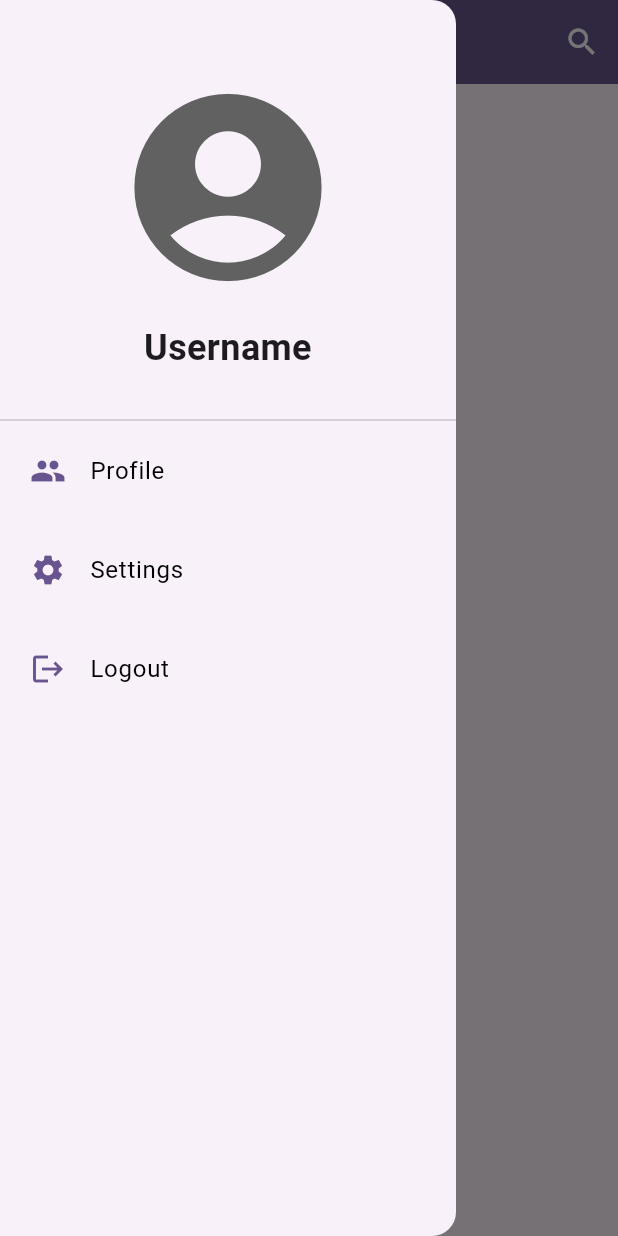
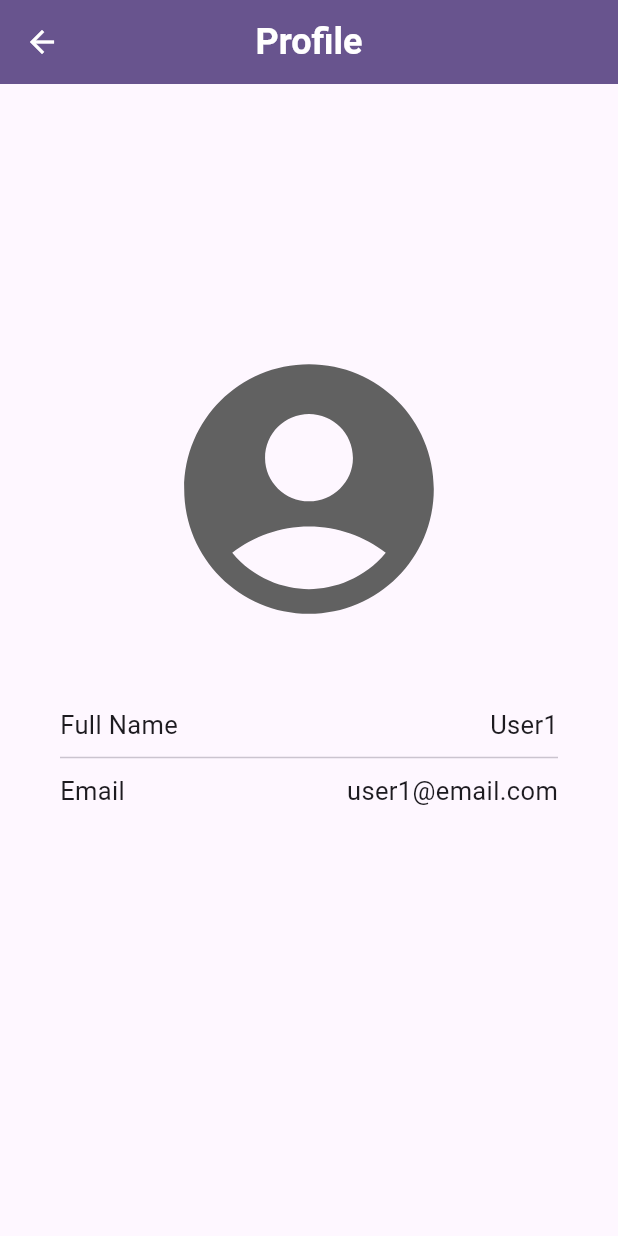
Before and after one commit to CHATappchik/chat_super_app, a Flutter app: the ChatsListScreen screen opened directly, in the side drawer, after a tap on "Profile", on a phone screen of 412 x 824 dp. Run offline on Flutter 3.47's test engine with Material 2 defaults, Android fonts, the light colour scheme and no system bars; our stand-ins replace animated_splash_screen, page_transition.

Commit message:
added + view ProfileScreen

```diff
--- a/lib/screens/chats_list_screen.dart
+++ b/lib/screens/chats_list_screen.dart
@@ -1,3 +1,4 @@
+import 'package:chat_super_app/screens/profile_screen.dart';
 import 'package:flutter/material.dart';
 
 class ChatsListScreen extends StatefulWidget {
@@ -47,7 +48,12 @@ class _ChatsListScreenState extends State<ChatsListScreen> {
             const SizedBox(height: 30),
             const Divider(height: 2),
             ListTile(
-              onTap: () {},
+              onTap: () {
+                Navigator.push(
+                    context,
+                    MaterialPageRoute(
+                        builder: (context) => const ProfileScreen()));
+              },
               selectedColor: Theme.of(context).primaryColor,
               selected: true,
               contentPadding:
--- /dev/null
+++ b/lib/screens/profile_screen.dart
@@ -0,0 +1,57 @@
+import 'package:flutter/material.dart';
+
+class ProfileScreen extends StatefulWidget {
+  const ProfileScreen({super.key});
+
+  @override
+  State<ProfileScreen> createState() => _ProfileScreenState();
+}
+
+class _ProfileScreenState extends State<ProfileScreen> {
+  @override
+  Widget build(BuildContext context) {
+    return Scaffold(
+      appBar: AppBar(
+        backgroundColor: Theme.of(context).primaryColor,
+        elevation: 0,
+        centerTitle: true,
+        title: const Text(
+          "Profile",
+          style: TextStyle(
+              color: Colors.white, fontSize: 24, fontWeight: FontWeight.bold),
+        ),
+      ),
+      body: SingleChildScrollView(
+        child: Container(
+          padding: const EdgeInsets.symmetric(horizontal: 40, vertical: 170),
+          child: Column(
+            mainAxisAlignment: MainAxisAlignment.start,
+            children: [
+              Icon(
+                Icons.account_circle,
+                size: 200,
+                color: Colors.grey[700],
+              ),
+              const SizedBox(height: 45),
+              const Row(
+                mainAxisAlignment: MainAxisAlignment.spaceBetween,
+                children: [
+                  Text("Full Name", style: TextStyle(fontSize: 17)),
+                  Text("User1", style: TextStyle(fontSize: 17)),
+                ],
+              ),
+              const Divider(height: 20),
+              const Row(
+                mainAxisAlignment: MainAxisAlignment.spaceBetween,
+                children: [
+                  Text("Email", style: TextStyle(fontSize: 17)),
+                  Text("user1@email.com", style: TextStyle(fontSize: 17)),
+                ],
+              ),
+            ],
+          ),
+        ),
+      ),
+    );
+  }
+}
```
